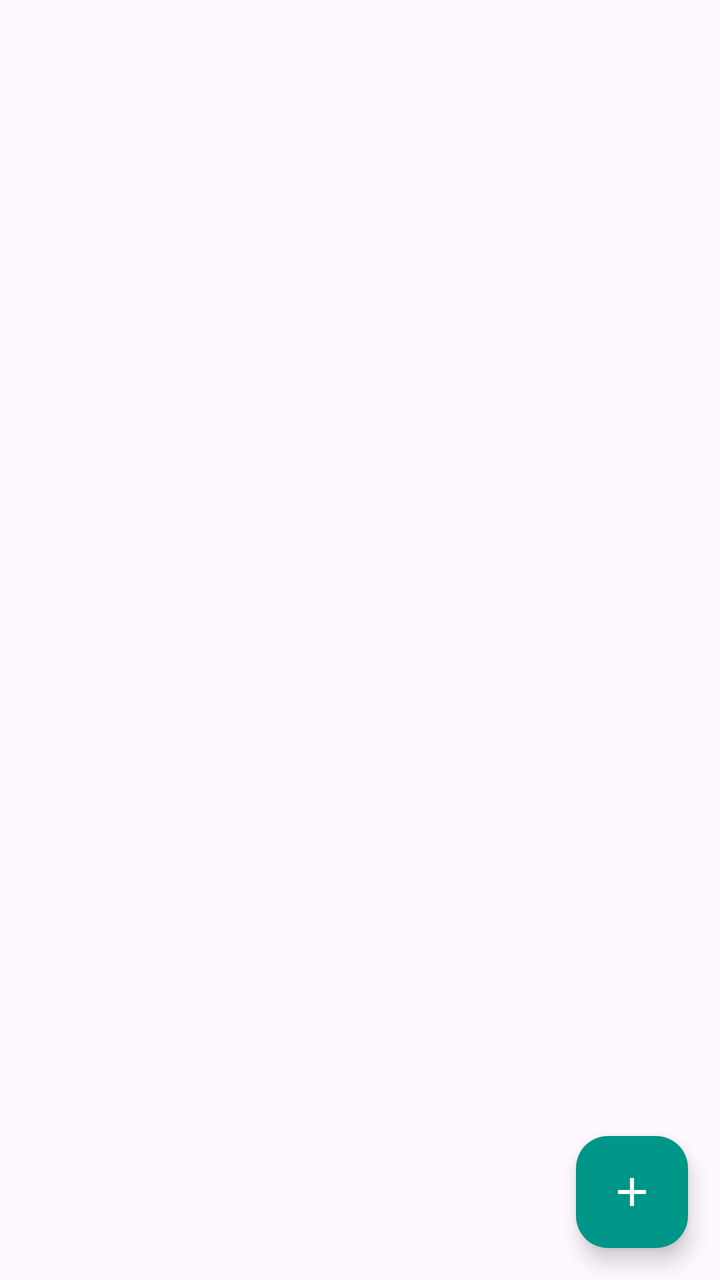
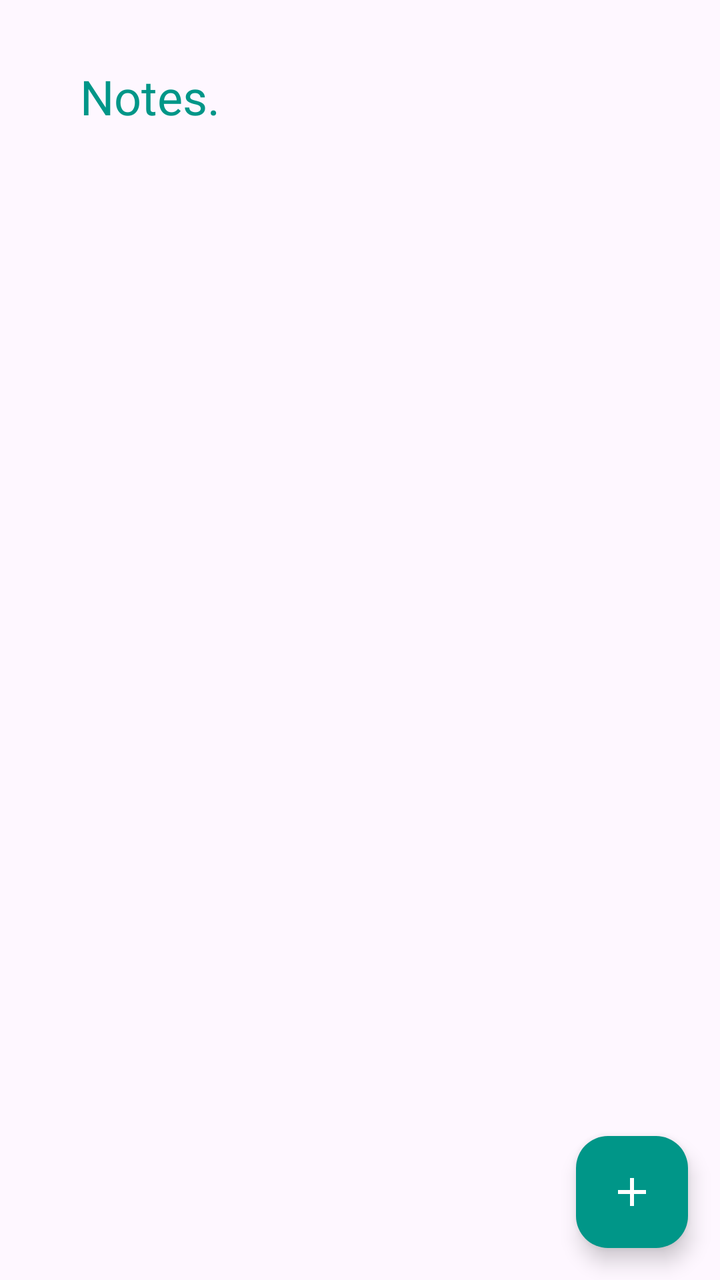

The first picture is an Android layout as it rendered before a commit; the second is the same layout after the commit. The layout source and the unified diff follow.
<!-- AndroidManifest.xml: application theme Theme.AndroidKotlinNotesApplication -->
<!-- res/layout/activity_main.xml -->
<?xml version="1.0" encoding="utf-8"?>
<RelativeLayout
    xmlns:android="http://schemas.android.com/apk/res/android"
    xmlns:app="http://schemas.android.com/apk/res-auto"
    xmlns:tools="http://schemas.android.com/tools"
    android:layout_width="match_parent"
    android:layout_height="match_parent"
    tools:context=".MainActivity">


    <com.google.android.material.floatingactionbutton.FloatingActionButton
        android:id="@+id/addButton"
        android:layout_width="wrap_content"
        android:layout_height="wrap_content"
        android:src="@drawable/add_icon"
        android:backgroundTint="@color/my_light_primary"
        app:tint="@color/white"
        android:layout_alignParentBottom="true"
        android:layout_alignParentEnd="true"
        android:layout_marginBottom="16dp"
        android:layout_marginTop="16dp"
        android:layout_marginStart="16dp"
        android:layout_marginEnd="16dp"/>
    

</RelativeLayout>
<!-- resources referenced by this layout -->
<resources>
  <color name="my_light_primary">#009688</color>
  <color name="white">#FFFFFFFF</color>
  <!-- drawable add_icon (drawable) -->
  <vector
      xmlns:android="http://schemas.android.com/apk/res/android"
      android:height="24dp"
      android:tint="#FFFFFF"
      android:viewportHeight="960"
      android:viewportWidth="960"
      android:width="24dp">
        
      <path
          android:fillColor="@android:color/white"
          android:pathData="M440,520L200,520L200,440L440,440L440,200L520,200L520,440L760,440L760,520L520,520L520,760L440,760L440,520Z"/>
      
  </vector>
  <style name="Theme.AndroidKotlinNotesApplication" parent="Base.Theme.AndroidKotlinNotesApplication" />
  <style name="Base.Theme.AndroidKotlinNotesApplication" parent="Theme.Material3.DayNight.NoActionBar">
          
          <item name="colorPrimary">@color/my_light_primary</item>
          <item name="colorPrimaryVariant">@color/my_light_primary_variant</item>
          <item name="android:statusBarColor">@color/my_light_primary</item>
      </style>
  <color name="my_light_primary_variant">#009688</color>
</resources>

<!-- the commit's change to res/layout/activity_main.xml (unified diff, before → after) -->
@@ -6,6 +6,27 @@
     android:layout_width="match_parent"
     android:layout_height="match_parent"
     tools:context=".MainActivity">
+
+
+    <TextView
+        android:id="@+id/notesTitle"
+        android:layout_width="wrap_content"
+        android:layout_height="wrap_content"
+        android:text="@string/notes"
+        android:fontFamily="@font/architects_daughter"
+        android:textColor="@color/my_light_primary"
+        android:textSize="24sp"
+        android:padding="16dp"
+        android:layout_marginStart="24dp"
+        android:layout_marginTop="16dp"
+        android:layout_alignParentTop="true"/>
+
+    <androidx.recyclerview.widget.RecyclerView
+        android:id="@+id/notesRecyclerView"
+        android:layout_width="match_parent"
+        android:layout_height="match_parent"
+        android:layout_marginTop="80dp"
+        android:padding="16dp"/>
 
 
     <com.google.android.material.floatingactionbutton.FloatingActionButton
<!-- resource entries referenced after the edit -->
@@ -16,6 +16,7 @@
           android:pathData="M440,520L200,520L200,440L440,440L440,200L520,200L520,440L760,440L760,520L520,520L520,760L440,760L440,520Z"/>
       
   </vector>
+  <string name="notes">Notes.</string>
   <style name="Theme.AndroidKotlinNotesApplication" parent="Base.Theme.AndroidKotlinNotesApplication" />
   <style name="Base.Theme.AndroidKotlinNotesApplication" parent="Theme.Material3.DayNight.NoActionBar">
           
